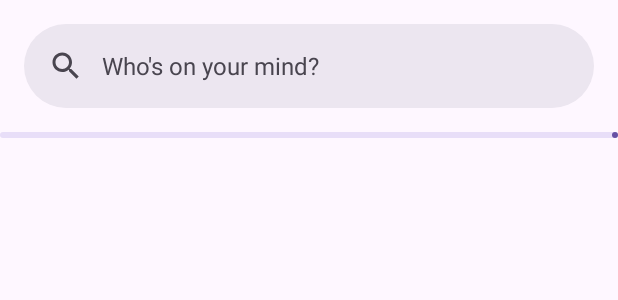
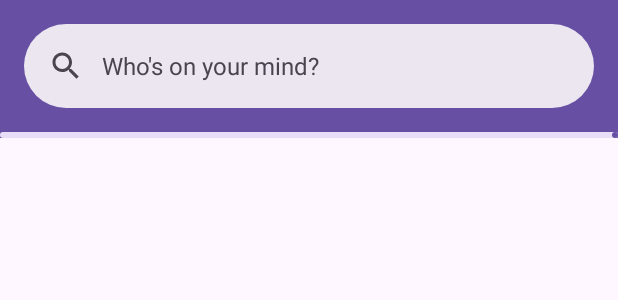
Before and after one commit to raihanadf/github-user-nav-api, an Android app: the layout fragment_search_user.xml on its own in the app's theme, with its tools: preview values and no code run, on a phone screen of 412 x 824 dp. Shown: the top 300 px of the screen. Run offline under Robolectric (Android 15) with nearby library versions, the phone set to English and light mode, and no system bars.

Commit message:
fix: search bar on top bar

```diff
--- a/app/src/main/java/com/raihan/githubapp/ui/fragment/search_page/SearchUserFragment.kt
+++ b/app/src/main/java/com/raihan/githubapp/ui/fragment/search_page/SearchUserFragment.kt
@@ -34,11 +34,8 @@ class SearchUserFragment : Fragment() {
     override fun onViewCreated(view: View, savedInstanceState: Bundle?) {
         super.onViewCreated(view, savedInstanceState)
 
-        b.appbarLayout.statusBarForeground =
-            MaterialShapeDrawable.createWithElevationOverlay(context)
-
         searchViewModel.searchedUsers.observe(viewLifecycleOwner) {
-            setUsersData(it.items)
+            setUsersData(it)
         }
     }
 
--- a/app/src/main/java/com/raihan/githubapp/ui/fragment/search_page/SearchViewModel.kt
+++ b/app/src/main/java/com/raihan/githubapp/ui/fragment/search_page/SearchViewModel.kt
@@ -16,8 +16,8 @@ class SearchViewModel : ViewModel() {
         const val TAG = "SearchVM"
     }
 
-    private var _searchedUsers = MutableLiveData<Users>()
-    val searchedUsers: LiveData<Users> get() = _searchedUsers
+    private var _searchedUsers = MutableLiveData<List<UserItems?>?>()
+    val searchedUsers: LiveData<List<UserItems?>?> get() = _searchedUsers
 
     // [[ TODO: can be wrapped into one function, separation from specific and all is just using
     // the name parameter ]]
@@ -25,7 +25,7 @@ class SearchViewModel : ViewModel() {
         viewModelScope.launch {
             try {
                 val result = ApiConfig.getGithubService().searchUser(name)
-                _searchedUsers.value = result
+                _searchedUsers.value = result.items
                 Log.d(TAG, "getUser: ${result.items}")
             } catch (e: HttpException) {
                 val response = (e as? HttpException)?.response()?.body()
--- a/app/src/main/res/layout/fragment_search_user.xml
+++ b/app/src/main/res/layout/fragment_search_user.xml
@@ -5,17 +5,6 @@
     android:layout_width="match_parent"
     android:layout_height="match_parent"
     tools:context=".ui.fragment.search_page.SearchUserFragment">
-
-    <androidx.core.widget.NestedScrollView
-        android:layout_width="match_parent"
-        android:layout_height="match_parent"
-        app:layout_behavior="@string/searchbar_scrolling_view_behavior">
-
-        <androidx.recyclerview.widget.RecyclerView
-            android:id="@+id/rv_users"
-            android:layout_width="match_parent"
-            android:layout_height="match_parent" />
-    </androidx.core.widget.NestedScrollView>
 
     <com.google.android.material.appbar.AppBarLayout
         android:id="@+id/appbar_layout"
@@ -35,10 +24,6 @@
 
     </com.google.android.material.appbar.AppBarLayout>
 
-    <androidx.recyclerview.widget.RecyclerView
-        android:layout_width="match_parent"
-        android:layout_height="0dp" />
-
     <com.google.android.material.search.SearchView
         android:layout_width="match_parent"
         android:layout_height="match_parent"
@@ -47,4 +32,15 @@
         <!-- Search suggestions/results go here (ScrollView, RecyclerView, etc.). -->
     </com.google.android.material.search.SearchView>
 
+    <androidx.core.widget.NestedScrollView
+        android:layout_width="match_parent"
+        android:layout_height="match_parent"
+        app:layout_behavior="@string/appbar_scrolling_view_behavior">
+
+        <androidx.recyclerview.widget.RecyclerView
+            android:id="@+id/rv_users"
+            android:layout_width="match_parent"
+            android:layout_height="match_parent" />
+    </androidx.core.widget.NestedScrollView>
+
 </androidx.coordinatorlayout.widget.CoordinatorLayout>
```
